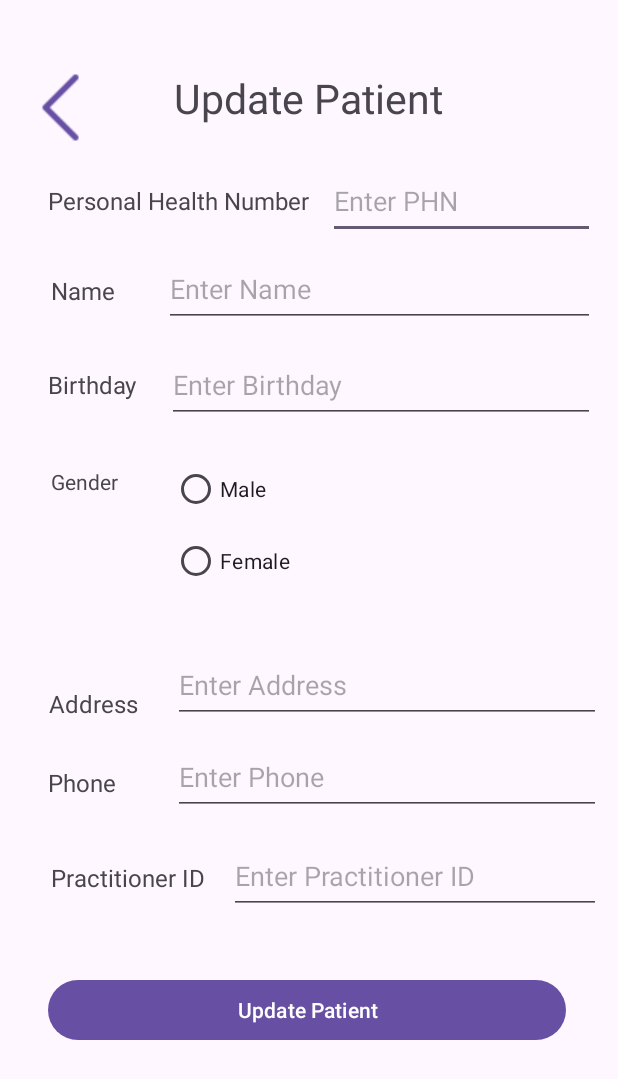
After one commit to leshanLC/Health-Connect, an Android app: the layout activity_update_patient.xml on its own in the app's theme, with its tools: preview values and no code run, on a phone screen of 412 x 824 dp. The commit adds this screen. Shown: the top 1079 px of the screen. Run offline under Robolectric (Android 15) with nearby library versions, the phone set to English and light mode, and no system bars.

Commit message:
Adding Patient related functionalities

```diff
--- /dev/null
+++ b/app/src/main/java/com/example/healthconnect/UpdatePatient.java
@@ -0,0 +1,133 @@
+package com.example.healthconnect;
+
+import android.content.Intent;
+import android.os.Bundle;
+import android.view.View;
+import android.widget.Button;
+import android.widget.EditText;
+import android.widget.RadioButton;
+import android.widget.RadioGroup;
+import android.widget.Toast;
+
+import androidx.activity.EdgeToEdge;
+import androidx.appcompat.app.AppCompatActivity;
+
+import com.example.healthconnect.datamodel.Patient;
+import com.example.healthconnect.db.PatientDAO;
+
+public class UpdatePatient extends AppCompatActivity {
+
+    EditText edtPhn, edtName, edtBirthday, edtAddress, edtPractitionerID, edtPhone;
+    private RadioGroup radioGroupGender;
+    private RadioButton radioMale, radioFemale;
+    private PatientDAO patientDAO;
+
+    @Override
+    protected void onCreate(Bundle savedInstanceState) {
+        super.onCreate(savedInstanceState);
+        EdgeToEdge.enable(this);
+        setContentView(R.layout.activity_update_patient);
+
+        Button btnUpdatePatient = (Button) findViewById(R.id.btnUpdatePatient);
+        Button btnBack = (Button) findViewById(R.id.btnBack);
+        edtPhn = findViewById(R.id.edtPhn);
+        edtName = findViewById(R.id.edtName);
+        edtBirthday = findViewById(R.id.edtBirthday);
+        edtPractitionerID = findViewById(R.id.edtPractitionerID);
+        edtAddress = findViewById(R.id.edtAddress);
+        edtPhone = findViewById(R.id.edtPhone);
+        radioGroupGender = findViewById(R.id.radioGroupGender);
+        radioFemale = findViewById(R.id.radioFemale);
+        radioMale = findViewById(R.id.radioMale);
+
+        patientDAO = new PatientDAO(this);
+
+        int phn = getIntent().getIntExtra("phn", -1);
+        if (phn != -1) {
+            Patient patient = patientDAO.getPatientByPhn(phn);
+            if (patient != null) {
+                edtPhn.setText(String.valueOf(phn));
+                edtName.setText(patient.getName());
+                edtAddress.setText(patient.getAddress());
+                edtBirthday.setText(patient.getBirthday());
+                edtPhone.setText(patient.getPhone());
+                edtPractitionerID.setText(String.valueOf(patient.getPractitionerId()));
+
+                String gender = patient.getGender();
+
+                if (gender.equalsIgnoreCase("Male")) {
+                    radioMale.setChecked(true);
+                } else {
+                    radioFemale.setChecked(true);
+                }
+            }
+        }
+
+        btnUpdatePatient.setOnClickListener(new View.OnClickListener() {
+            @Override
+            public void onClick(View v) {
+                updatePatient();
+            }
+        });
+
+        btnBack.setOnClickListener(new View.OnClickListener() {
+            @Override
+            public void onClick(View v) {
+                startActivity(new Intent(UpdatePatient.this, PatientManagement.class));
+            }
+        });
+    }
+
+    private void updatePatient() {
+        String phnStr = edtPhn.getText().toString().trim();
+        String name = edtName.getText().toString().trim();
+        String birthday = edtBirthday.getText().toString().trim();
+        String address = edtAddress.getText().toString().trim();
+        String phone = edtPhone.getText().toString().trim();
+        String practitionerIdStr = edtPractitionerID.getText().toString().trim();
+        String gender;
+
+        if(radioMale.isChecked()) {
+            gender = "Male";
+        }else if(radioFemale.isChecked()){
+            gender="Female";
+        }else{
+            gender="";
+        }
+
+        if(phnStr.isEmpty() || name.isEmpty() || birthday.isEmpty() || address.isEmpty() || phone.isEmpty() || practitionerIdStr.isEmpty() || gender.isEmpty()){
+            Toast.makeText(this, "All fields are required", Toast.LENGTH_SHORT).show();
+            return;
+        }
+
+        int phn = Integer.parseInt(phnStr);
+        int practitionerId = Integer.parseInt(practitionerIdStr);
+
+        Patient patient = new Patient();
+        patient.setPhn(phn);
+        patient.setName(name);
+        patient.setAddress(address);
+        patient.setBirthday(birthday);
+        patient.setGender(gender);
+        patient.setPhone(phone);
+        patient.setPractitionerId(practitionerId);
+
+        long result = patientDAO.updatePatient(patient);
+
+        if(result != -1){
+            Toast.makeText(this, "Patient Updated Successfully", Toast.LENGTH_SHORT).show();
+            finish();
+        }else{
+            Toast.makeText(this, "Failed to Update the Patient", Toast.LENGTH_SHORT).show();
+            edtPhn.setText("");
+            edtName.setText("");
+            edtBirthday.setText("");
+            edtAddress.setText("");
+            edtPhone.setText("");
+            edtPractitionerID.setText("");
+            radioGroupGender.clearCheck();
+        }
+
+
+    }
+}
--- /dev/null
+++ b/app/src/main/res/layout/activity_update_patient.xml
@@ -0,0 +1,252 @@
+<?xml version="1.0" encoding="utf-8"?>
+<androidx.constraintlayout.widget.ConstraintLayout xmlns:android="http://schemas.android.com/apk/res/android"
+    xmlns:app="http://schemas.android.com/apk/res-auto"
+    xmlns:tools="http://schemas.android.com/tools"
+    android:id="@+id/main"
+    android:layout_width="match_parent"
+    android:layout_height="match_parent"
+    tools:context=".ViewPatient">
+
+    <TextView
+        android:id="@+id/tvAddPatients"
+        android:layout_width="190dp"
+        android:layout_height="42dp"
+        android:text="@string/modifyPatient"
+        android:textAlignment="center"
+        android:textSize="27sp"
+        app:layout_constraintBottom_toBottomOf="parent"
+        app:layout_constraintEnd_toEndOf="parent"
+        app:layout_constraintHorizontal_bias="0.498"
+        app:layout_constraintStart_toStartOf="parent"
+        app:layout_constraintTop_toTopOf="parent"
+        app:layout_constraintVertical_bias="0.06" />
+
+    <TextView
+        android:id="@+id/textView3"
+        android:layout_width="wrap_content"
+        android:layout_height="wrap_content"
+        android:text="@string/tvPHN"
+        android:textSize="16sp"
+        app:layout_constraintBottom_toBottomOf="parent"
+        app:layout_constraintEnd_toEndOf="parent"
+        app:layout_constraintHorizontal_bias="0.135"
+        app:layout_constraintStart_toStartOf="parent"
+        app:layout_constraintTop_toTopOf="parent"
+        app:layout_constraintVertical_bias="0.153" />
+
+    <TextView
+        android:id="@+id/textView4"
+        android:layout_width="wrap_content"
+        android:layout_height="wrap_content"
+        android:text="@string/tvName"
+        android:textSize="16sp"
+        app:layout_constraintBottom_toBottomOf="parent"
+        app:layout_constraintEnd_toEndOf="parent"
+        app:layout_constraintHorizontal_bias="0.092"
+        app:layout_constraintStart_toStartOf="parent"
+        app:layout_constraintTop_toTopOf="parent"
+        app:layout_constraintVertical_bias="0.228" />
+
+    <TextView
+        android:id="@+id/textView5"
+        android:layout_width="wrap_content"
+        android:layout_height="wrap_content"
+        android:text="@string/tvBirthday"
+        android:textSize="16sp"
+        app:layout_constraintBottom_toBottomOf="parent"
+        app:layout_constraintEnd_toEndOf="parent"
+        app:layout_constraintHorizontal_bias="0.09"
+        app:layout_constraintStart_toStartOf="parent"
+        app:layout_constraintTop_toTopOf="parent"
+        app:layout_constraintVertical_bias="0.306" />
+
+    <TextView
+        android:id="@+id/textView6"
+        android:layout_width="wrap_content"
+        android:layout_height="wrap_content"
+        android:layout_marginStart="39dp"
+        android:layout_marginTop="26dp"
+        android:layout_marginEnd="320dp"
+        android:layout_marginBottom="26dp"
+        android:text="@string/tvAddress"
+        android:textSize="16sp"
+        app:layout_constraintBottom_toTopOf="@+id/textView7"
+        app:layout_constraintEnd_toEndOf="parent"
+        app:layout_constraintHorizontal_bias="1.0"
+        app:layout_constraintStart_toStartOf="parent"
+        app:layout_constraintTop_toBottomOf="@+id/textView5"
+        app:layout_constraintVertical_bias="0.971" />
+
+    <TextView
+        android:id="@+id/textView7"
+        android:layout_width="wrap_content"
+        android:layout_height="wrap_content"
+        android:text="@string/tvPhone"
+        android:textSize="16sp"
+        app:layout_constraintBottom_toBottomOf="parent"
+        app:layout_constraintEnd_toEndOf="parent"
+        app:layout_constraintHorizontal_bias="0.087"
+        app:layout_constraintStart_toStartOf="parent"
+        app:layout_constraintTop_toTopOf="parent"
+        app:layout_constraintVertical_bias="0.637" />
+
+    <TextView
+        android:id="@+id/textView8"
+        android:layout_width="wrap_content"
+        android:layout_height="wrap_content"
+        android:text="@string/tvPractitionerID"
+        android:textSize="16sp"
+        app:layout_constraintBottom_toBottomOf="parent"
+        app:layout_constraintEnd_toEndOf="parent"
+        app:layout_constraintHorizontal_bias="0.109"
+        app:layout_constraintStart_toStartOf="parent"
+        app:layout_constraintTop_toTopOf="parent"
+        app:layout_constraintVertical_bias="0.716" />
+
+    <EditText
+        android:id="@+id/edtPhn"
+        android:layout_width="178dp"
+        android:layout_height="50dp"
+        android:ems="10"
+        android:hint="Enter PHN"
+        android:inputType="text"
+        app:layout_constraintBottom_toBottomOf="parent"
+        app:layout_constraintEnd_toEndOf="parent"
+        app:layout_constraintHorizontal_bias="0.935"
+        app:layout_constraintStart_toStartOf="parent"
+        app:layout_constraintTop_toTopOf="parent"
+        app:layout_constraintVertical_bias="0.141" />
+
+    <EditText
+        android:id="@+id/edtName"
+        android:layout_width="287dp"
+        android:layout_height="50dp"
+        android:ems="10"
+        android:hint="Enter Name"
+        android:inputType="text"
+        app:layout_constraintBottom_toBottomOf="parent"
+        app:layout_constraintEnd_toEndOf="parent"
+        app:layout_constraintHorizontal_bias="0.879"
+        app:layout_constraintStart_toStartOf="parent"
+        app:layout_constraintTop_toTopOf="parent"
+        app:layout_constraintVertical_bias="0.217" />
+
+    <EditText
+        android:id="@+id/edtBirthday"
+        android:layout_width="285dp"
+        android:layout_height="50dp"
+        android:ems="10"
+        android:hint="Enter Birthday"
+        android:inputType="date"
+        app:layout_constraintBottom_toBottomOf="parent"
+        app:layout_constraintEnd_toEndOf="parent"
+        app:layout_constraintHorizontal_bias="0.88"
+        app:layout_constraintStart_toStartOf="parent"
+        app:layout_constraintTop_toTopOf="parent"
+        app:layout_constraintVertical_bias="0.3" />
+
+    <RadioGroup
+        android:id="@+id/radioGroupGender"
+        android:layout_width="285dp"
+        android:layout_height="110dp"
+        app:layout_constraintBottom_toBottomOf="parent"
+        app:layout_constraintEnd_toEndOf="parent"
+        app:layout_constraintHorizontal_bias="0.906"
+        app:layout_constraintStart_toStartOf="parent"
+        app:layout_constraintTop_toTopOf="parent"
+        app:layout_constraintVertical_bias="0.423">
+
+        <RadioButton
+            android:id="@+id/radioMale"
+            android:layout_width="match_parent"
+            android:layout_height="wrap_content"
+            android:text="Male" />
+
+        <RadioButton
+            android:id="@+id/radioFemale"
+            android:layout_width="match_parent"
+            android:layout_height="wrap_content"
+            android:text="Female"/>
+    </RadioGroup>
+
+    <EditText
+        android:id="@+id/edtPhone"
+        android:layout_width="285dp"
+        android:layout_height="50dp"
+        android:ems="10"
+        android:hint="Enter Phone"
+        android:inputType="text"
+        app:layout_constraintBottom_toBottomOf="parent"
+        app:layout_constraintEnd_toEndOf="parent"
+        app:layout_constraintHorizontal_bias="0.912"
+        app:layout_constraintStart_toStartOf="parent"
+        app:layout_constraintTop_toTopOf="parent"
+        app:layout_constraintVertical_bias="0.637" />
+
+    <EditText
+        android:id="@+id/edtPractitionerID"
+        android:layout_width="248dp"
+        android:layout_height="50dp"
+        android:ems="10"
+        android:hint="Enter Practitioner ID"
+        android:inputType="text"
+        app:layout_constraintBottom_toBottomOf="parent"
+        app:layout_constraintEnd_toEndOf="parent"
+        app:layout_constraintHorizontal_bias="0.932"
+        app:layout_constraintStart_toStartOf="parent"
+        app:layout_constraintTop_toTopOf="parent"
+        app:layout_constraintVertical_bias="0.723" />
+
+    <Button
+        android:id="@+id/btnUpdatePatient"
+        android:layout_width="345dp"
+        android:layout_height="48dp"
+        android:text="@string/modifyPatient"
+        app:layout_constraintBottom_toBottomOf="parent"
+        app:layout_constraintEnd_toEndOf="parent"
+        app:layout_constraintHorizontal_bias="0.484"
+        app:layout_constraintStart_toStartOf="parent"
+        app:layout_constraintTop_toTopOf="parent"
+        app:layout_constraintVertical_bias="0.837" />
+
+    <EditText
+        android:id="@+id/edtAddress"
+        android:layout_width="285dp"
+        android:layout_height="50dp"
+        android:ems="10"
+        android:hint="Enter Address"
+        android:inputType="text"
+        app:layout_constraintBottom_toBottomOf="parent"
+        app:layout_constraintEnd_toEndOf="parent"
+        app:layout_constraintHorizontal_bias="0.912"
+        app:layout_constraintStart_toStartOf="parent"
+        app:layout_constraintTop_toTopOf="parent"
+        app:layout_constraintVertical_bias="0.558" />
+
+    <Button
+        android:id="@+id/btnBack"
+        android:layout_width="50dp"
+        android:layout_height="50dp"
+        android:background="@drawable/back_icon"
+        android:contentDescription="@string/btnBack"
+        app:layout_constraintBottom_toBottomOf="parent"
+        app:layout_constraintEnd_toEndOf="parent"
+        app:layout_constraintHorizontal_bias="0.043"
+        app:layout_constraintStart_toStartOf="parent"
+        app:layout_constraintTop_toTopOf="parent"
+        app:layout_constraintVertical_bias="0.06" />
+
+    <TextView
+        android:id="@+id/textView"
+        android:layout_width="wrap_content"
+        android:layout_height="wrap_content"
+        android:text="@string/btnGender"
+        app:layout_constraintBottom_toBottomOf="parent"
+        app:layout_constraintEnd_toEndOf="parent"
+        app:layout_constraintHorizontal_bias="0.092"
+        app:layout_constraintStart_toStartOf="parent"
+        app:layout_constraintTop_toTopOf="parent"
+        app:layout_constraintVertical_bias="0.387" />
+
+
+</androidx.constraintlayout.widget.ConstraintLayout>
--- a/app/src/main/res/values/strings.xml
+++ b/app/src/main/res/values/strings.xml
@@ -24,6 +24,7 @@
     <string name="treatments"> Enter Treatments </string>
     <string name="btnGender"> Gender </string>
     <string name="viewPatient"> View Patient </string>
-    <string name="modifyPatient"> Modify Patient </string>
+    <string name="modifyPatient"> Update Patient </string>
     <string name="deletePatient"> Delete Patient </string>
+
 </resources>
```
